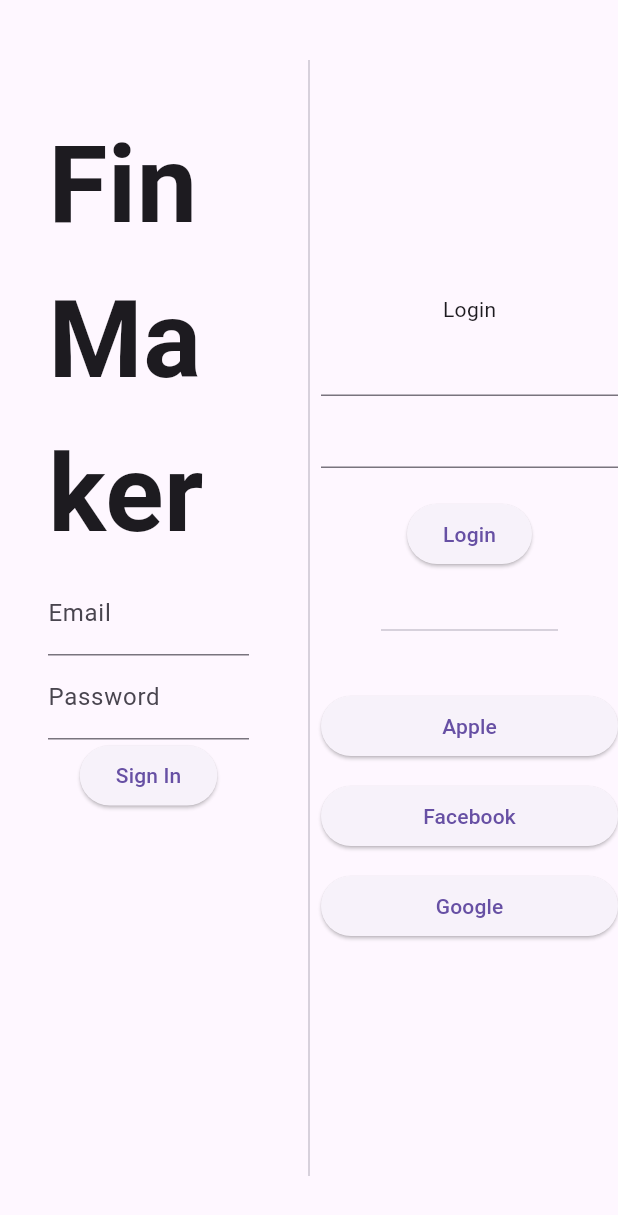
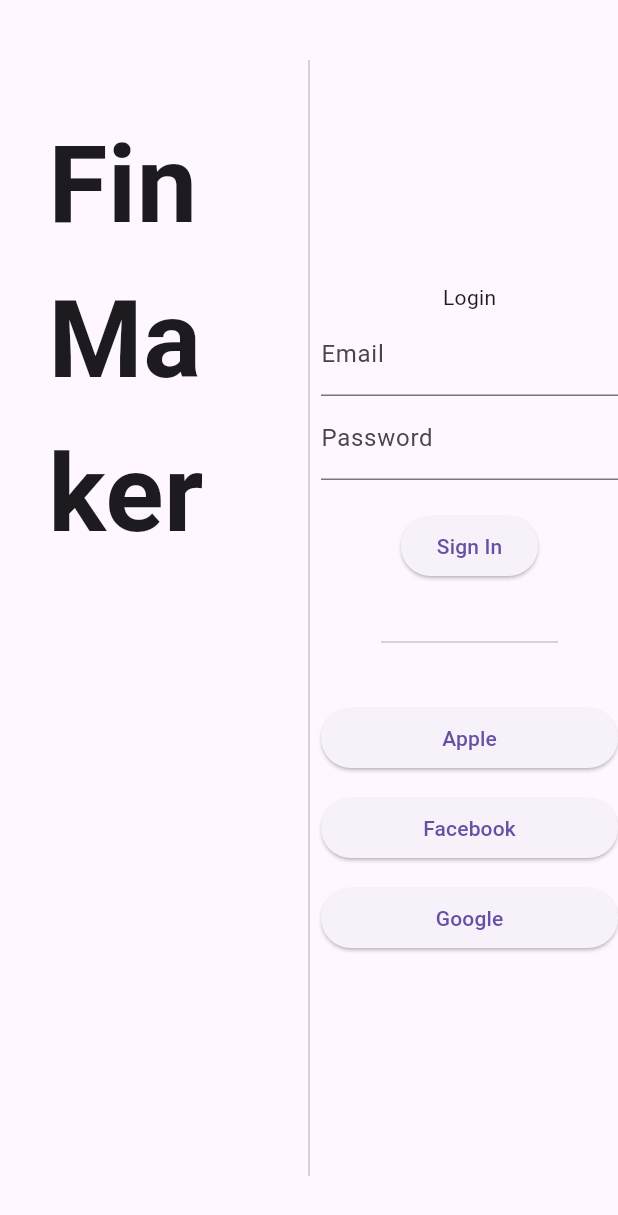
Before and after one commit to Khanin-devmode/finmaker, a Flutter app: the screen it shows after launch, on a phone screen of 412 x 824 dp. Shown: the top 1215 px of the screen. Run offline on Flutter 3.47's test engine with Material 3 defaults, Android fonts, the phone set to English and light mode, and no system bars; our stand-ins replace bloc, equatable, firebase_auth, firebase_core, flutter_bloc; accounts and stored records are empty.

Commit message:
login page done

```diff
--- a/lib/features/auth/presentation/login_page.dart
+++ b/lib/features/auth/presentation/login_page.dart
@@ -27,7 +27,7 @@ class _LoginPageState extends State<LoginPage> {
         padding: const EdgeInsets.only(top: 40, bottom: 40),
         child: Row(
           children: [
-            Expanded(
+            const Expanded(
               child: Padding(
                 padding: EdgeInsets.all(32.0),
                 child: Column(
@@ -38,6 +38,16 @@ class _LoginPageState extends State<LoginPage> {
                       style:
                           TextStyle(fontSize: 72, fontWeight: FontWeight.bold),
                     ),
+                  ],
+                ),
+              ),
+            ),
+            const VerticalDivider(),
+            Expanded(
+              child: Column(
+                mainAxisAlignment: MainAxisAlignment.center,
+                children: [
+                  const Text('Login'),
                   BlocConsumer<AuthCubit, AuthState>(
                     builder: (context, state) {
                       if (state is AuthInitial || state is AuthLoading) {
@@ -64,72 +74,35 @@ class _LoginPageState extends State<LoginPage> {
                           child: Column(
                             mainAxisAlignment: MainAxisAlignment.center,
                             children: [
+                              Form(
+                                child: SizedBox(
+                                  width: 320,
+                                  child: Column(
+                                    children: [
                                       TextField(
                                         controller: _emailController,
-                                  decoration:
-                                      const InputDecoration(labelText: 'Email'),
+                                        decoration: const InputDecoration(
+                                          labelText: 'Email',
+                                        ),
                                       ),
                                       TextField(
                                         controller: _passwordController,
                                         decoration: const InputDecoration(
                                             labelText: 'Password'),
-                                    obscureText: true),
+                                        obscureText: true,
+                                      ),
+                                      const SizedBox(height: 20),
                                       ElevatedButton(
                                         onPressed: () {
                                           final email = _emailController.text;
-                                    final password = _passwordController.text;
+                                          final password =
+                                              _passwordController.text;
                                           context
                                               .read<AuthCubit>()
                                               .signIn(email, password);
                                         },
                                         child: const Text('Sign In'),
                                       ),
-                              ],
-                            ),
-                          );
-                        } else {
-                          return const Center(
-                              child: CircularProgressIndicator());
-                        }
-                      },
-                      listener: (context, state) {
-                        if (state is AuthAuthenticated) {
-                          ScaffoldMessenger.of(context).showSnackBar(
-                            SnackBar(
-                              content: Text('Welcome ${state.email}'),
-                            ),
-                          );
-                        } else if (state is AuthError) {
-                          ScaffoldMessenger.of(context).showSnackBar(
-                            SnackBar(
-                              content: Text('Error: ${state.message}'),
-                            ),
-                          );
-                        }
-                      },
-                    ),
-                  ],
-                ),
-              ),
-            ),
-            const VerticalDivider(),
-            Expanded(
-              child: Column(
-                mainAxisAlignment: MainAxisAlignment.center,
-                children: [
-                  const Text('Login'),
-                  Form(
-                    child: SizedBox(
-                      width: 360,
-                      child: Column(
-                        children: [
-                          TextFormField(),
-                          TextFormField(),
-                          const SizedBox(height: 20),
-                          ElevatedButton(
-                            onPressed: () {},
-                            child: const Text('Login'),
-                          )
                                     ],
                                   ),
                                 ),
@@ -158,6 +131,29 @@ class _LoginPageState extends State<LoginPage> {
                               ),
                             ],
                           ),
+                        );
+                      } else {
+                        return const Center(child: CircularProgressIndicator());
+                      }
+                    },
+                    listener: (context, state) {
+                      if (state is AuthAuthenticated) {
+                        ScaffoldMessenger.of(context).showSnackBar(
+                          SnackBar(
+                            content: Text('Welcome ${state.email}'),
+                          ),
+                        );
+                      } else if (state is AuthError) {
+                        ScaffoldMessenger.of(context).showSnackBar(
+                          SnackBar(
+                            content: Text('Error: ${state.message}'),
+                          ),
+                        );
+                      }
+                    },
+                  ),
+                ],
+              ),
             ),
           ],
         ),
```
Lines whose indentation alone changed are shown as unchanged.
